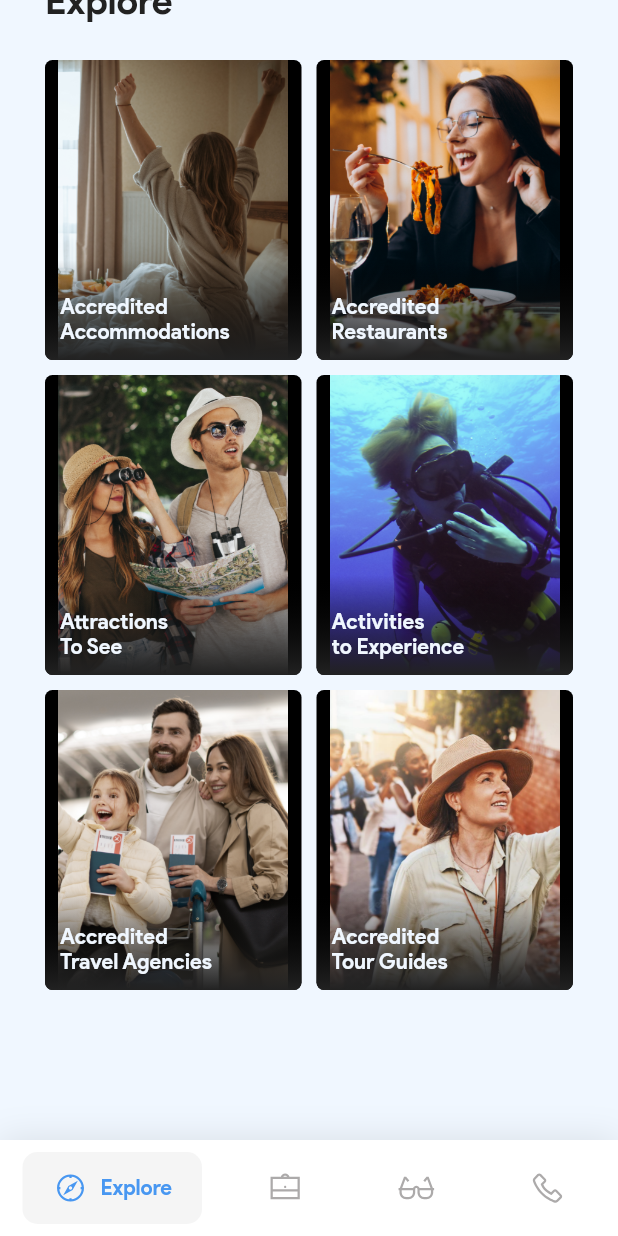
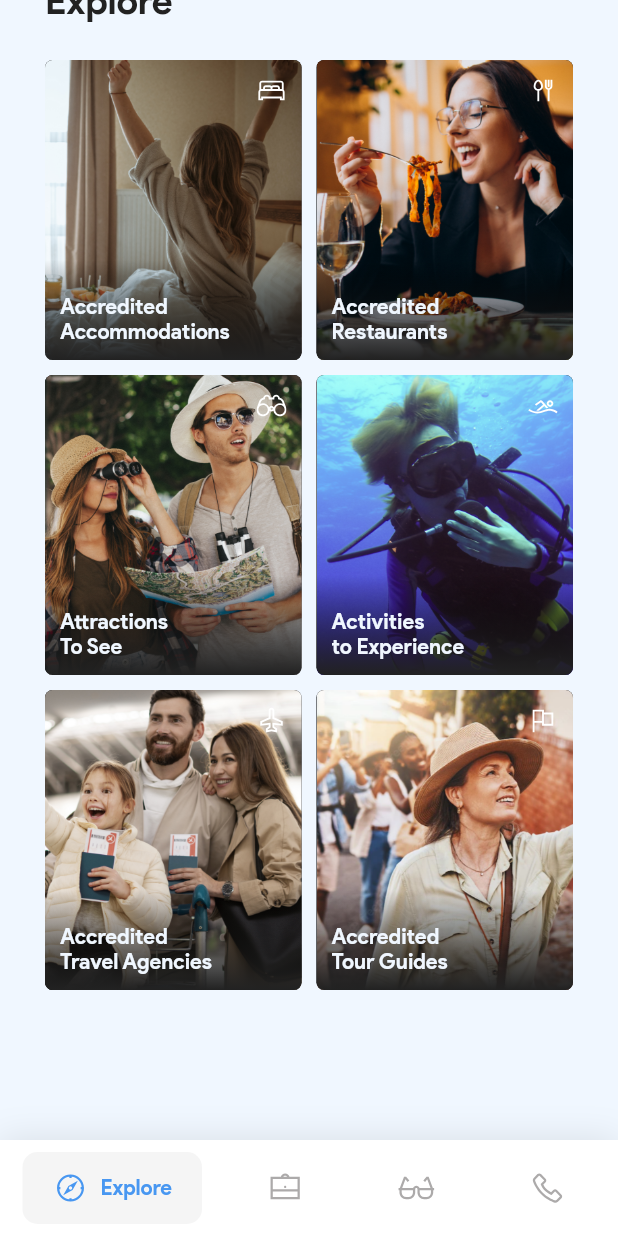
Before and after one commit to mtour2022/Project-Big-A, a Flutter app: the screen it shows after launch, scrolled down 505 dp, on a phone screen of 412 x 824 dp. Run offline on Flutter 3.47's test engine with Material 2 defaults, Android fonts, the light colour scheme and no system bars; drawn by our look-alikes of google_nav_bar, overlay_support; our stand-ins replace carousel_slider, cloud_firestore, dots_indicator, firebase_core, line_icons, shimmer; accounts and stored records are empty.

Commit message:
updata home page

```diff
--- a/lib/home/homepage.dart
+++ b/lib/home/homepage.dart
@@ -2,11 +2,14 @@ import 'package:carousel_slider/carousel_controller.dart';
 import 'package:carousel_slider/carousel_slider.dart';
 import 'package:cloud_firestore/cloud_firestore.dart';
 import 'package:dots_indicator/dots_indicator.dart';
+
 import 'package:flutter/material.dart';
 import 'package:flutter/services.dart';
 import 'package:google_nav_bar/google_nav_bar.dart';
 import 'package:intl/intl.dart';
+import 'package:line_icons/line_icon.dart';
 import 'package:line_icons/line_icons.dart';
+import 'package:shimmer/shimmer.dart';
 
 import '../models/appcolor.dart';
 import '../models/datamodel.dart';
@@ -43,6 +46,7 @@ class _HomePageState extends State<HomePage> {
   var _dotPosition = 0;
   List<String> _promotionImages = [];
 
+  //fetch promotional data from firebase
   fetchPromotionImages() async {
     var _firestoreInstance = FirebaseFirestore.instance;
     QuerySnapshot qn = await _firestoreInstance.collection('promotions').get();
@@ -77,12 +81,35 @@ class _HomePageState extends State<HomePage> {
                           children: [
                             CarouselSlider(
                                 items: _promotionImages
-                                    .map((item) => Container(
+                                    .map(
+                                      (item) => Stack(
+                                        children: [
+                                          Shimmer.fromColors(
+                                              highlightColor: Colors.white,
+                                              baseColor: Appcolor.background,
+                                              child: Container(
+                                                  height: 350,
+                                                  width: MediaQuery.of(context)
+                                                      .size
+                                                      .width,
+                                                  color: Colors.white)),
+                                          Container(
+                                            decoration: BoxDecoration(
+                                                image: DecorationImage(
+                                                    image: NetworkImage(item),
+                                                    fit: BoxFit.fitHeight)),
+                                          )
+                                        ],
+                                      ),
+                                      /*Container(
                                           decoration: BoxDecoration(
-                                              image: DecorationImage(
-                                                  image: NetworkImage(item),
-                                                  fit: BoxFit.fitHeight)),
-                                        ))
+                                              /*image: DecorationImage(
+
+                                                  image:   NetworkImage(item),
+                                                  fit: BoxFit.fitHeight)*/),
+                                                  child:
+                                        )*/
+                                    )
                                     .toList(),
                                 options: CarouselOptions(
                                     height: 350,
@@ -167,10 +194,12 @@ class _HomePageState extends State<HomePage> {
                               buildCardWidget(
                                   imagelink: 'accommodations.png',
                                   title: 'Accredited\nAccommodations',
+                                  iconval: LineIcons.bed,
                                   context: context),
                               buildCardWidget(
                                   imagelink: 'restaurants.png',
                                   title: 'Accredited\nRestaurants',
+                                  iconval: LineIcons.utensils,
                                   context: context),
                             ],
                           ),
@@ -186,10 +215,12 @@ class _HomePageState extends State<HomePage> {
                               buildCardWidget(
                                   imagelink: 'attractions.png',
                                   title: 'Attractions\nTo See',
+                                  iconval: LineIcons.binoculars,
                                   context: context),
                               buildCardWidget(
                                   imagelink: 'activities.png',
                                   title: 'Activities\nto Experience',
+                                  iconval: LineIcons.swimmer,
                                   context: context),
                             ],
                           ),
@@ -205,10 +236,12 @@ class _HomePageState extends State<HomePage> {
                               buildCardWidget(
                                   imagelink: 'travelagencies.png',
                                   title: 'Accredited\nTravel Agencies',
+                                  iconval: LineIcons.plane,
                                   context: context),
                               buildCardWidget(
                                   imagelink: 'tourguides.png',
                                   title: 'Accredited\nTour Guides',
+                                  iconval: LineIcons.flag,
                                   context: context),
                             ],
                           ),
@@ -299,7 +332,10 @@ class _HomePageState extends State<HomePage> {
 }
 
 Widget buildCardWidget(
-    {required String imagelink, required String title, context}) {
+    {required String imagelink,
+    required String title,
+    required IconData iconval,
+    context}) {
   return Stack(
     children: [
       Container(
@@ -308,7 +344,7 @@ Widget buildCardWidget(
         decoration: BoxDecoration(
             image: DecorationImage(
                 image: AssetImage('assets/images/$imagelink'),
-                fit: BoxFit.fitHeight),
+                fit: BoxFit.cover),
             color: Colors.black,
             borderRadius: BorderRadius.circular(5)),
       ),
@@ -346,6 +382,18 @@ Widget buildCardWidget(
           ],
         ),
       ),
+      Positioned(
+        top: 10,
+        right: 10,
+        child: Icon(
+          iconval,
+          color: Colors.white,
+          size: 20,
+          shadows: const <Shadow>[
+            Shadow(color: Colors.black, blurRadius: 15.0)
+          ],
+        ),
+      ),
     ],
   );
 }
--- a/pubspec.yaml
+++ b/pubspec.yaml
@@ -46,6 +46,9 @@ dependencies:
   dots_indicator: ^2.1.0
   google_nav_bar: ^5.0.6
   line_icons: ^2.0.1
+  shimmer: ^2.0.0
+  uuid: ^3.0.7
+
 
 
 
```
Also changed, not shown: lib/admin/addaccommodations.dart (added, +107 -0 lines), lib/models/accommodationsmodel.dart (added, +52 -0 lines), assets/images/loader.gif (added), pubspec.lock, 1 other file.
